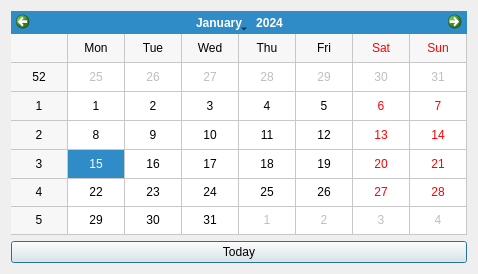
Qt form src/calenderwidget.ui (keshavbhatt/CurrencyConv) before a commit.
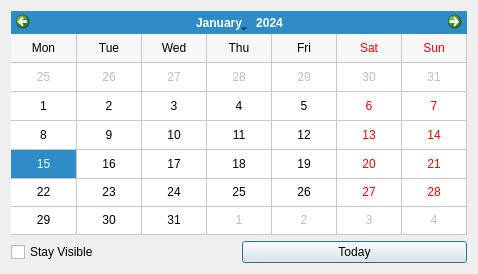
The same form after that commit.

Commit message: calendar widget update

```diff
--- a/src/calenderwidget.ui
+++ b/src/calenderwidget.ui
@@ -19,10 +19,20 @@
      <property name="gridVisible">
       <bool>true</bool>
      </property>
+     <property name="verticalHeaderFormat">
+      <enum>QCalendarWidget::NoVerticalHeader</enum>
+     </property>
     </widget>
    </item>
    <item>
     <layout class="QHBoxLayout" name="horizontalLayout">
+     <item>
+      <widget class="QCheckBox" name="stayVisible">
+       <property name="text">
+        <string>Stay Visible</string>
+       </property>
+      </widget>
+     </item>
      <item>
       <widget class="QPushButton" name="todayPushButon">
        <property name="text">
```
The commit also changes 2 other files.
